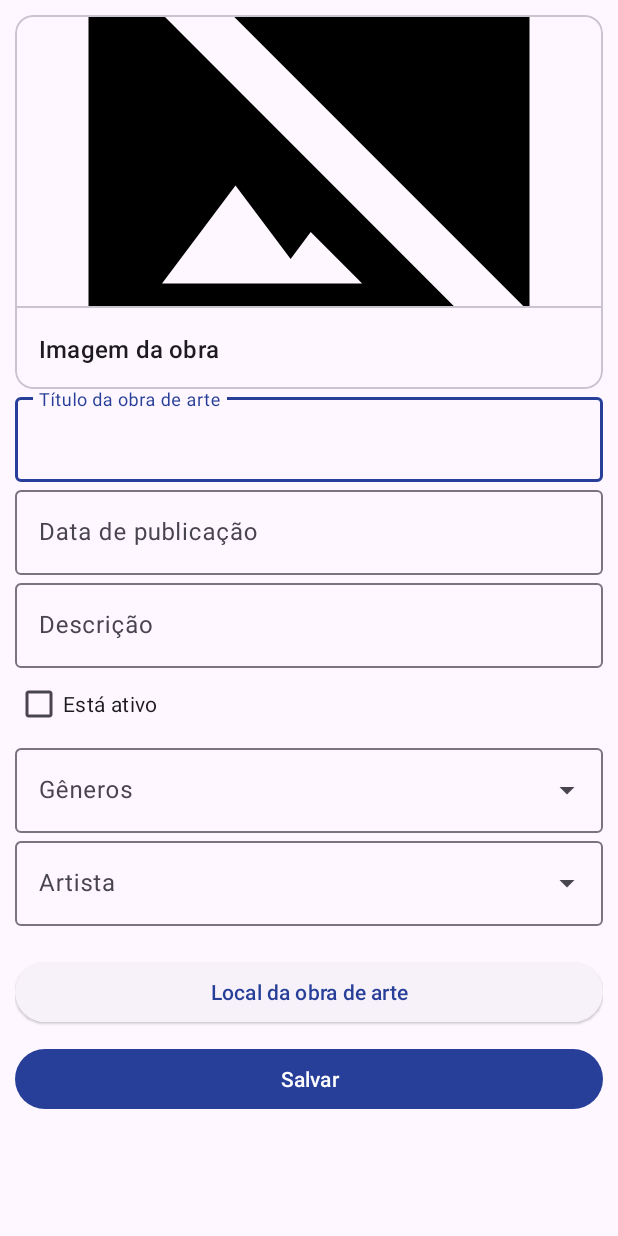
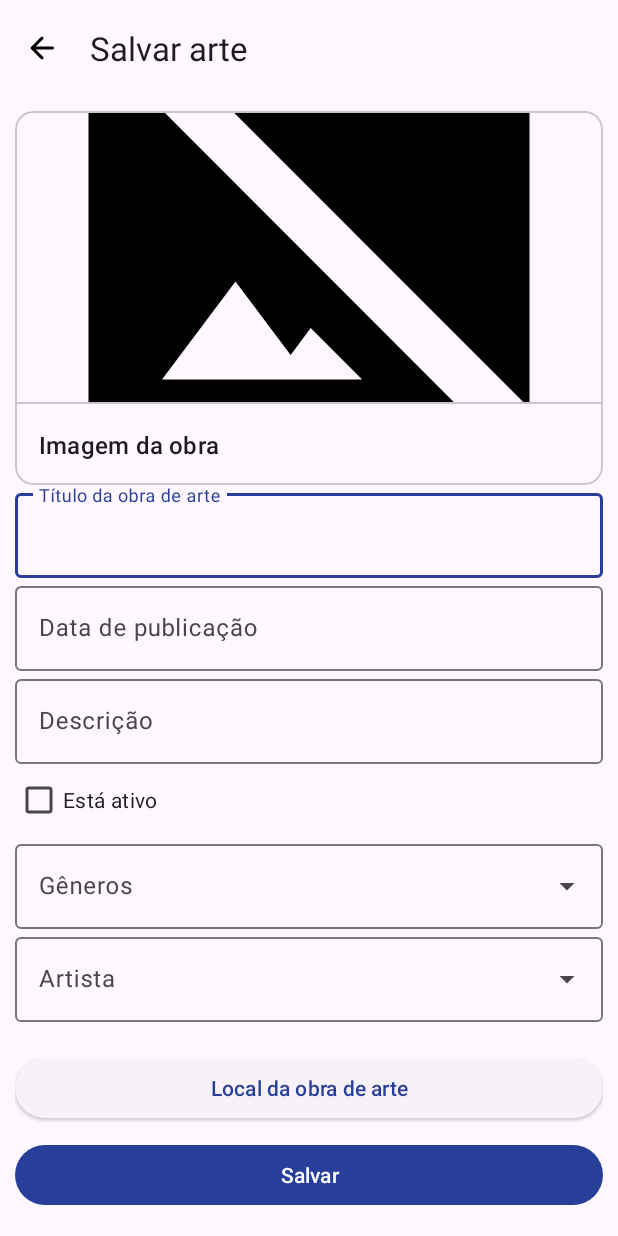
Before and after one commit to LaraaMagalhaes/EspacaoCultural, an Android app: the SaveArtActivity screen opened directly, with no data from a screen before it, on a phone screen of 412 x 824 dp. Run offline under Robolectric (Android 15) with nearby library versions, the phone set to English and light mode, and no system bars; pictures from the network do not load.

Commit message:
Funcionario conseguir editar obra de arte

```diff
--- a/app/src/main/AndroidManifest.xml
+++ b/app/src/main/AndroidManifest.xml
@@ -39,7 +39,7 @@
             android:name=".views.LoginEmployeeActivity"
             android:exported="false" />
         <activity
-            android:name=".views.SaveArtLocation"
+            android:name=".views.SaveArtLocationActivity"
             android:exported="true" />
         <activity
             android:name=".views.SaveArtActivity"
--- a/app/src/main/java/com/example/appcultural/views/LoginEmployeeActivity.kt
+++ b/app/src/main/java/com/example/appcultural/views/LoginEmployeeActivity.kt
@@ -2,7 +2,10 @@ package com.example.appcultural.views
 
 import android.content.Intent
 import android.os.Bundle
+import android.view.MenuItem
 import androidx.appcompat.app.AppCompatActivity
+import com.example.appcultural.R
+import com.example.appcultural.data.MockAuthProvider
 import com.example.appcultural.databinding.ActivityLoginEmployeeBinding
 
 class LoginEmployeeActivity : AppCompatActivity() {
@@ -12,8 +15,10 @@ class LoginEmployeeActivity : AppCompatActivity() {
         super.onCreate(savedInstanceState)
         binding = ActivityLoginEmployeeBinding.inflate(layoutInflater)
         setContentView(binding.main)
+        val authProvider = MockAuthProvider(this)
 
         binding.loginEmployeeButton.setOnClickListener {
+            authProvider.isAdmin = true
             val intent = Intent(this, BottomActivity::class.java)
             startActivity(intent)
         }
--- a/app/src/main/java/com/example/appcultural/views/LoginVisitActivity.kt
+++ b/app/src/main/java/com/example/appcultural/views/LoginVisitActivity.kt
@@ -3,6 +3,7 @@ package com.example.appcultural.views
 import android.content.Intent
 import android.os.Bundle
 import androidx.appcompat.app.AppCompatActivity
+import com.example.appcultural.data.MockAuthProvider
 import com.example.appcultural.databinding.ActivityLoginVisitBinding
 
 class LoginVisitActivity : AppCompatActivity() {
@@ -12,8 +13,10 @@ class LoginVisitActivity : AppCompatActivity() {
         super.onCreate(savedInstanceState)
         binding = ActivityLoginVisitBinding.inflate(layoutInflater)
         setContentView(binding.main)
+        val authProvider = MockAuthProvider(this)
 
         binding.loginButton.setOnClickListener {
+            authProvider.isAdmin = false
             val intent = Intent(this, BottomActivity::class.java)
             startActivity(intent)
         }
--- a/app/src/main/java/com/example/appcultural/views/SaveArtActivity.kt
+++ b/app/src/main/java/com/example/appcultural/views/SaveArtActivity.kt
@@ -1,20 +1,25 @@
 package com.example.appcultural.views
 
+import android.content.Intent
 import android.os.Bundle
+import android.view.MenuItem
 import android.widget.ArrayAdapter
 import androidx.activity.enableEdgeToEdge
 import androidx.appcompat.app.AppCompatActivity
 import androidx.core.view.ViewCompat
 import androidx.core.view.WindowInsetsCompat
 import com.example.appcultural.R
-import com.google.android.material.textfield.MaterialAutoCompleteTextView
+import com.example.appcultural.databinding.ActivitySaveArtBinding
 
 class SaveArtActivity : AppCompatActivity() {
+    private lateinit var binding: ActivitySaveArtBinding
+
     override fun onCreate(savedInstanceState: Bundle?) {
         super.onCreate(savedInstanceState)
         enableEdgeToEdge()
-        setContentView(R.layout.activity_save_art)
-        ViewCompat.setOnApplyWindowInsetsListener(findViewById(R.id.main)) { v, insets ->
+        binding = ActivitySaveArtBinding.inflate(layoutInflater)
+        setContentView(binding.main)
+        ViewCompat.setOnApplyWindowInsetsListener(binding.main) { v, insets ->
             val systemBars = insets.getInsets(WindowInsetsCompat.Type.systemBars())
             v.setPadding(systemBars.left, systemBars.top, systemBars.right, systemBars.bottom)
             insets
@@ -36,7 +41,7 @@ class SaveArtActivity : AppCompatActivity() {
             "Minimalismo",
             "Arte Abstrata"
         )
-        val genderTextView = findViewById<MaterialAutoCompleteTextView>(R.id.art_genders_field)
+        val genderTextView = binding.artGendersField
         val genderAdapter = ArrayAdapter(this, android.R.layout.simple_dropdown_item_1line, genders)
         genderTextView.setAdapter(genderAdapter)
 
@@ -57,8 +62,32 @@ class SaveArtActivity : AppCompatActivity() {
             "Gustav Klimt",
             "Andy Warhol"
         )
-        val artistTextView = findViewById<MaterialAutoCompleteTextView>(R.id.art_artist_field)
+        val artistTextView = binding.artArtistField
         val artistAdapter = ArrayAdapter(this, android.R.layout.simple_dropdown_item_1line, artists)
         artistTextView.setAdapter(artistAdapter)
+
+        binding.artLocationField.setOnClickListener {
+            startActivity(Intent(this, SaveArtLocationActivity::class.java))
+        }
+        binding.saveArtButton.setOnClickListener {
+            finish()
+        }
+
+        setSupportActionBar(binding.topAppBar);
+        getSupportActionBar()?.setDisplayHomeAsUpEnabled(true)
+    }
+
+    override fun onOptionsItemSelected(item: MenuItem): Boolean {
+        return when (item.itemId) {
+            R.id.home -> {
+                finish()
+                true
+            }
+
+            else -> {
+                finish()
+                true
+            }
+        }
     }
 }
--- a/app/src/main/res/layout/activity_save_art.xml
+++ b/app/src/main/res/layout/activity_save_art.xml
@@ -1,16 +1,37 @@
 <?xml version="1.0" encoding="utf-8"?>
-<ScrollView
-    xmlns:android="http://schemas.android.com/apk/res/android"
+<ScrollView xmlns:android="http://schemas.android.com/apk/res/android"
     xmlns:tools="http://schemas.android.com/tools"
+    xmlns:app="http://schemas.android.com/apk/res-auto"
     android:id="@+id/main"
     android:layout_width="match_parent"
     android:layout_height="match_parent"
     tools:context=".views.SaveArtActivity">
+
     <LinearLayout
         android:layout_width="match_parent"
         android:layout_height="wrap_content"
-        android:padding="10dp"
         android:orientation="vertical">
+
+        <com.google.android.material.appbar.AppBarLayout
+            android:id="@+id/appBarLayout"
+            android:layout_width="match_parent"
+            android:layout_height="wrap_content">
+
+            <com.google.android.material.appbar.MaterialToolbar
+                android:id="@+id/topAppBar"
+                android:layout_width="match_parent"
+                android:layout_height="wrap_content"
+                android:minHeight="?attr/actionBarSize"
+                app:navigationIcon="@drawable/rounded_arrow_back_24"
+                app:menu="@menu/header_detail"
+                app:title="@string/title_activity_save_art" />
+        </com.google.android.material.appbar.AppBarLayout>
+
+        <LinearLayout
+            android:layout_width="match_parent"
+            android:layout_height="wrap_content"
+            android:orientation="vertical"
+            android:padding="10dp">
 
             <com.google.android.material.card.MaterialCardView
                 android:id="@+id/card"
@@ -108,7 +129,7 @@
 
             <Button
                 style="@style/Widget.Material3.Button.ElevatedButton"
-            android:id="@+id/elevatedButton"
+                android:id="@+id/art_location_field"
                 android:layout_width="match_parent"
                 android:layout_height="wrap_content"
                 android:text="@string/art_location"
@@ -123,4 +144,5 @@
                 android:text="@string/save"
                 />
         </LinearLayout>
+    </LinearLayout>
 </ScrollView>
--- a/app/src/main/res/layout/activity_save_art_location.xml
+++ b/app/src/main/res/layout/activity_save_art_location.xml
@@ -5,7 +5,7 @@
     android:id="@+id/main"
     android:layout_width="match_parent"
     android:layout_height="match_parent"
-    tools:context=".views.SaveArtLocation">
+    tools:context=".views.SaveArtLocationActivity">
 
     <ImageView
         android:id="@+id/image_location"
@@ -20,7 +20,7 @@
         app:layout_constraintTop_toTopOf="parent" />
 
     <Button
-        android:id="@+id/save_art_button"
+        android:id="@+id/save_location_button"
         android:layout_width="match_parent"
         android:layout_height="wrap_content"
         android:layout_marginStart="10dp"
--- a/app/src/main/res/values/strings.xml
+++ b/app/src/main/res/values/strings.xml
@@ -1,6 +1,6 @@
 <resources>
     <string name="app_name">AppCultural</string>
-    <string name="title_activity_save_art">SaveArtActivity</string>
+    <string name="title_activity_save_art">Salvar arte</string>
     <string name="comments">Comentários</string>
     <string name="details">Detalhes</string>
     <string name="art_image_hint">Imagem da obra</string>
@@ -12,6 +12,4 @@
     <string name="artist">Artista</string>
     <string name="art_location">Local da obra de arte</string>
     <string name="save">Salvar</string>
-    <!-- TODO: Remove or change this placeholder text -->
-    <string name="hello_blank_fragment">Hello blank fragment</string>
 </resources>
```
Also changed, not shown: app/src/main/java/com/example/appcultural/data/MockAuthProvider.kt (added, +18 -0 lines), app/src/main/java/com/example/appcultural/views/ArtDetailActivity.kt (+9 -0 lines), app/src/main/java/com/example/appcultural/views/SaveArtLocationActivity.kt (renamed from app/src/main/java/com/example/appcultural/views/SaveArtLocation.kt, +11 -3 lines), app/src/main/res/layout/activity_art_detail.xml (+12 -0 lines), app/src/main/res/layout/activity_login_employee.xml (+6 -5 lines). Lines whose indentation alone changed are shown as unchanged.
